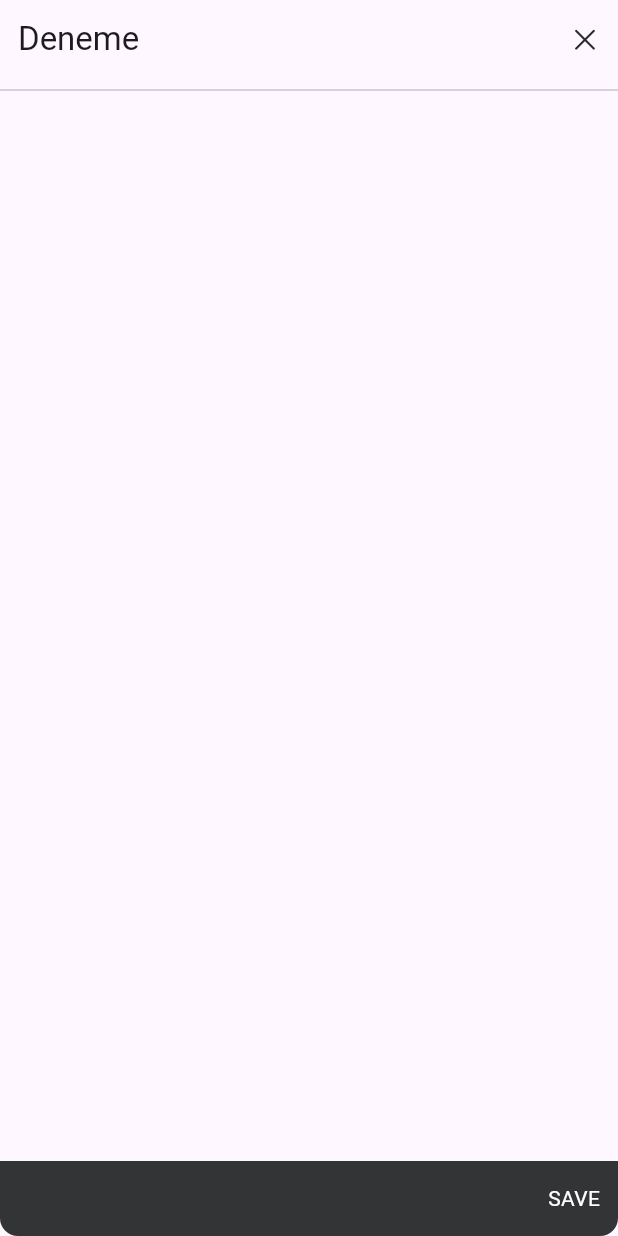
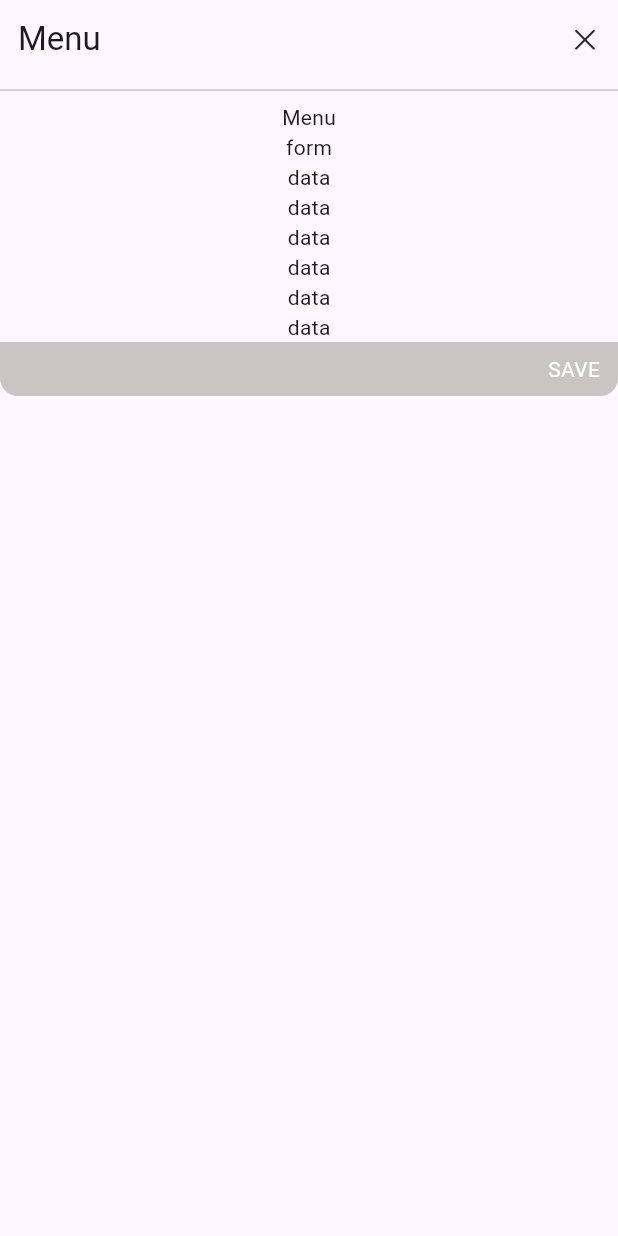
Before and after one commit to Ozberksenn/stock_management, a Flutter app: the FormView widget shown alone on an empty page, opened directly, on a phone screen of 412 x 824 dp. Run offline on Flutter 3.47's test engine with Material 3 defaults, Android fonts, the light colour scheme and no system bars; drawn by our look-alikes of flutter_form_builder; our stand-ins replace dio, go_router, iconsax; missing offline and left inert: form_builder_extra_fields; network calls fail.

Commit message:
updated form

```diff
--- a/backofficestock/lib/product/widgets/custom_dialog.dart
+++ b/backofficestock/lib/product/widgets/custom_dialog.dart
@@ -8,14 +8,18 @@ Future<dynamic> customDialog(BuildContext context,
       context: context,
       builder: (context) {
         return Dialog(
-          child: Container(
-            decoration: const BoxDecoration(
+            child: Column(
+          mainAxisSize: MainAxisSize.min,
+          children: [
+            Container(
+              decoration: const BoxDecoration(
                 color: AppColors.white,
-                borderRadius: BorderRadius.all(Radius.circular(12.0))),
-            width: width ?? context.dynamicWidth(0.8),
-            height: height ?? context.dynamicWidth(0.5),
-            child: widget ?? Container(),
-          ),
-        );
+                borderRadius: BorderRadius.all(Radius.circular(12.0)),
+              ),
+              width: width ?? context.dynamicWidth(0.5),
+              child: widget ?? Container(),
+            ),
+          ],
+        ));
       });
 }
--- a/backofficestock/lib/view/form/form_view.dart
+++ b/backofficestock/lib/view/form/form_view.dart
@@ -1,3 +1,4 @@
+import 'package:backofficestock/view/stock/stock_form/menu_form.dart';
 import 'package:flutter/material.dart';
 import 'package:flutter_form_builder/flutter_form_builder.dart';
 import 'widgets/form_footer.dart';
@@ -12,7 +13,7 @@ class FormView extends StatelessWidget {
   Widget build(BuildContext context) {
     return FormBuilder(
       key: _formKey,
-      child: Stack(children: [
+      child: Column(children: [
         SizedBox(
           child: Column(
             children: [
@@ -30,8 +31,8 @@ class FormView extends StatelessWidget {
 
 body(String formName) {
   switch (formName) {
-    case '':
-      return const SizedBox();
+    case 'menu':
+      return const MenuForm();
     default:
   }
 }
--- a/backofficestock/lib/view/form/widgets/form_footer.dart
+++ b/backofficestock/lib/view/form/widgets/form_footer.dart
@@ -1,4 +1,3 @@
-import 'package:backofficestock/core/extension/context_extension.dart';
 import 'package:backofficestock/core/widget/padding.dart';
 import 'package:flutter/material.dart';
 import '../../../product/constants/api_constants.dart';
@@ -10,17 +9,10 @@ class FormFooter extends StatelessWidget {
 
   @override
   Widget build(BuildContext context) {
-    return Positioned(
-        bottom: 0,
-        left: 0,
-        right: 0,
-        child: Container(
-            height: 50,
+    return Container(
         decoration: const BoxDecoration(
-                color: AppColors.dark,
-                borderRadius:
-                    BorderRadius.vertical(bottom: Radius.circular(12.0))),
-            width: context.dynamicWidth(1),
+            color: AppColors.grey,
+            borderRadius: BorderRadius.vertical(bottom: Radius.circular(12.0))),
         child: Row(
           mainAxisAlignment: MainAxisAlignment.end,
           children: [
@@ -28,12 +20,12 @@ class FormFooter extends StatelessWidget {
               onTap: () {},
               child: Padding(
                 padding: const ConstEdgeInsets.paddingSymetric(
-                        horizontalPad: 12.0),
+                    horizontalPad: 12.0, verticalPad: 8.0),
                 child: Text('Save'.toUpperCase(),
-                        style: AppFonts.whiteTitleLarge),
+                    style: AppFonts.whiteHeadlineSmall),
               ),
             )
           ],
-            )));
+        ));
   }
 }
--- /dev/null
+++ b/backofficestock/lib/view/stock/stock_form/menu_form.dart
@@ -0,0 +1,19 @@
+import 'package:flutter/material.dart';
+
+class MenuForm extends StatelessWidget {
+  const MenuForm({super.key});
+
+  @override
+  Widget build(BuildContext context) {
+    return Column(children: [
+      Text("Menu"),
+      Text("form"),
+      Text("data"),
+      Text("data"),
+      Text("data"),
+      Text("data"),
+      Text("data"),
+      Text("data")
+    ]);
+  }
+}
--- a/backofficestock/lib/view/stock/widgets/stock_menu_title.dart
+++ b/backofficestock/lib/view/stock/widgets/stock_menu_title.dart
@@ -1,3 +1,5 @@
+import 'package:backofficestock/product/widgets/custom_dialog.dart';
+import 'package:backofficestock/view/form/form_view.dart';
 import 'package:flutter/material.dart';
 import 'package:iconsax/iconsax.dart';
 import '../../../core/widget/padding.dart';
@@ -33,7 +35,14 @@ class StockMenuTitle extends StatelessWidget {
                           style: AppFonts.greylabelSmall,
                         )
                       ]),
-                  const CustomIcon(icon: Iconsax.edit)
+                  CustomIcon(
+                    icon: Iconsax.edit,
+                    onTap: () => customDialog(context,
+                        widget: FormView(
+                          title: "Menu",
+                          route: "menu",
+                        )),
+                  )
                 ]),
           )
         : const SizedBox();
```
Lines whose indentation alone changed are shown as unchanged.
